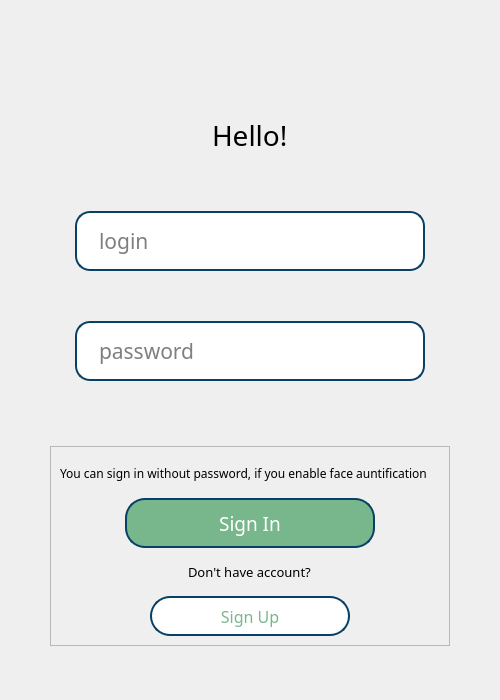
Above: ui/signInMenu.ui from shmatozz/desktop-App-With-Face-Auth before the change. Below: the same form after it.
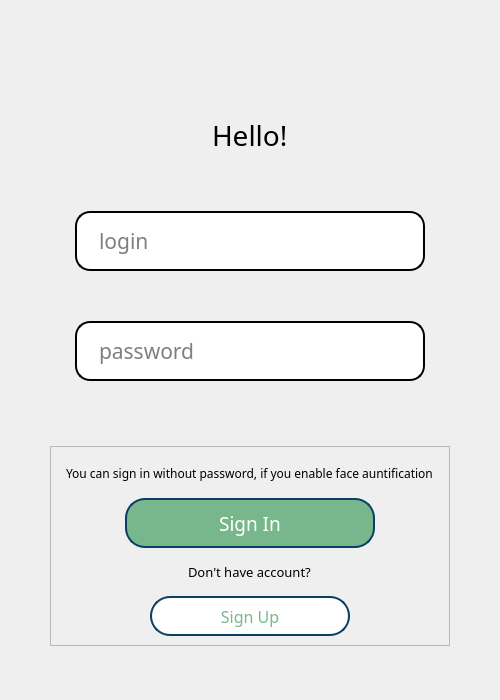
That is the form after the change.

```diff
--- a/ui/signInMenu.ui
+++ b/ui/signInMenu.ui
@@ -84,7 +84,7 @@
          <string notr="true">color: rgb(0, 0, 0);
 background-color: rgb(255, 255, 255);
 border-radius: 15px;                     /* &lt;----  20px  */ 
-border: 2px solid #094065;
+border: 2px solid #000000;
 padding-left: 20px
 </string>
         </property>
@@ -135,7 +135,7 @@
          <string notr="true">color: rgb(0, 0, 0);
 background-color: rgb(255, 255, 255);
 border-radius: 15px;                     /* &lt;----  20px  */ 
-border: 2px solid #094065;
+border: 2px solid #000000;
 padding-left: 20px
 </string>
         </property>
@@ -177,7 +177,7 @@
          <enum>QFrame::Raised</enum>
         </property>
         <layout class="QVBoxLayout" name="verticalLayout">
-         <item>
+         <item alignment="Qt::AlignHCenter">
           <widget class="QLabel" name="faceAuthNote">
            <property name="enabled">
             <bool>false</bool>
```
